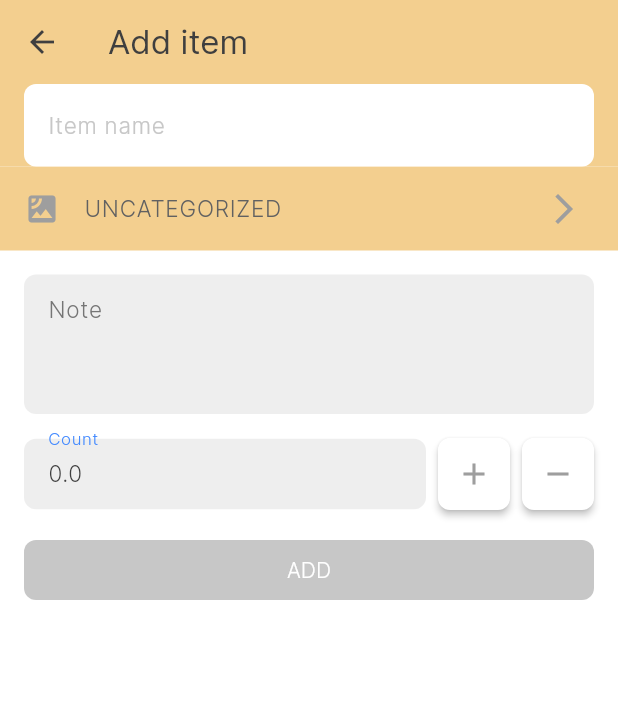
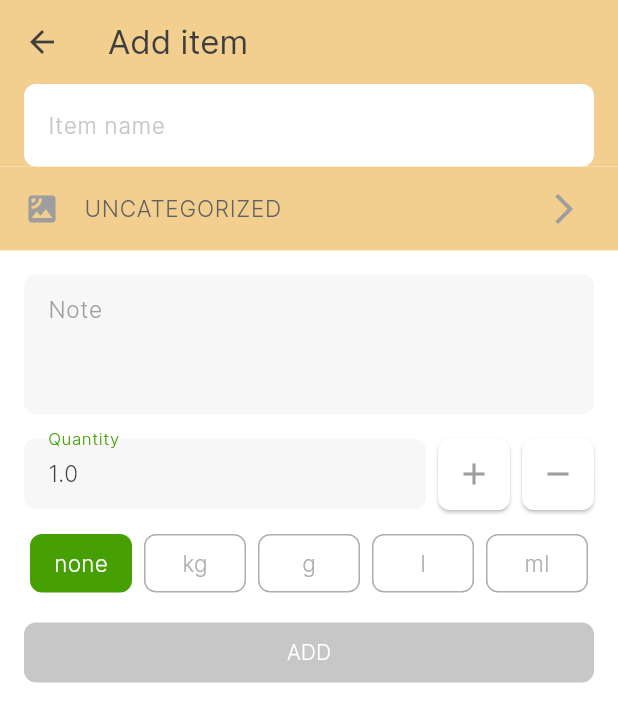
Before and after one commit to fretry1/list_it, a Flutter app: the ItemFormPage screen opened directly with empty values, after a tap on the "add" icon, on a phone screen of 412 x 824 dp. Shown: the top 722 px of the screen. Run offline on Flutter 3.47's test engine with Material 3 defaults, Android fonts, the phone set to English and light mode, and no system bars; our stand-ins replace flutter_svg.

Commit message:
progress on item form page

```diff
--- a/lib/global/style.dart
+++ b/lib/global/style.dart
@@ -2,6 +2,7 @@ import 'package:flutter/material.dart';
 import 'package:list_it/global/color.dart';
 
 class AppStyles {
+
   static final ButtonStyle defaultButton = ButtonStyle(
     backgroundColor: WidgetStateProperty.all<Color>(AppColors.green_600),
     foregroundColor: WidgetStateProperty.all<Color>(Colors.white),
@@ -11,6 +12,7 @@ class AppStyles {
       )
     )
   );
+
   static final ButtonStyle defaultDisabledButton = ButtonStyle(
       backgroundColor: WidgetStateProperty.all<Color>(AppColors.grey_300),
       foregroundColor: WidgetStateProperty.all<Color>(Colors.white),
@@ -20,4 +22,36 @@ class AppStyles {
           )
       )
   );
+
+  static InputDecoration defaultTextFieldDecoration({required String labelText, Color? color}) {
+    return InputDecoration(
+      labelText: labelText,
+      alignLabelWithHint: true,
+      labelStyle: TextStyle(color: Colors.grey[500]),
+      floatingLabelStyle: const TextStyle(color: AppColors.green_600),
+      filled: true,
+      fillColor: color ?? AppColors.grey_50,
+      enabledBorder: AppStyles.defaultEnabledBorder,
+      focusedBorder: AppStyles.defaultFocusBorder,
+      isDense: true,
+      errorBorder: OutlineInputBorder(
+        borderRadius: BorderRadius.circular(8),
+        borderSide: const BorderSide(color: AppColors.red_600),
+      ),
+      focusedErrorBorder: OutlineInputBorder(
+        borderRadius: BorderRadius.circular(8),
+        borderSide: const BorderSide(color: AppColors.red_600),
+      ),
+    );
+  }
+
+  static final OutlineInputBorder defaultEnabledBorder = OutlineInputBorder(
+    borderRadius: BorderRadius.circular(8),
+    borderSide: BorderSide.none,
+  );
+
+  static final OutlineInputBorder defaultFocusBorder = OutlineInputBorder(
+    borderRadius: BorderRadius.circular(8),
+    borderSide: const BorderSide(color: AppColors.green_600),
+  );
 }
--- a/lib/screen/add_list_page.dart
+++ b/lib/screen/add_list_page.dart
@@ -1,4 +1,5 @@
 import 'package:flutter/material.dart';
+import 'package:list_it/global/style.dart';
 import 'package:provider/provider.dart';
 
 import '../global/color.dart';
@@ -56,37 +57,9 @@ class _AddListPageState extends State<AddListPage> {
     );
   }
 
-  InputDecoration _textFieldDecoration({required String title}) {
-    return InputDecoration(
-      labelText: title,
-      alignLabelWithHint: true,
-      labelStyle: TextStyle(color: Colors.grey[600]),
-      floatingLabelStyle: const TextStyle(color: AppColors.green_600),
-      filled: true,
-      fillColor: Colors.grey[200],
-      enabledBorder: OutlineInputBorder(
-        borderRadius: BorderRadius.circular(8),
-        borderSide: BorderSide.none,
-      ),
-      focusedBorder: OutlineInputBorder(
-        borderRadius: BorderRadius.circular(8),
-        borderSide: const BorderSide(color: AppColors.green_600),
-      ),
-      errorBorder: OutlineInputBorder(
-        borderRadius: BorderRadius.circular(8),
-        borderSide: const BorderSide(color: AppColors.red_600),
-      ),
-      focusedErrorBorder: OutlineInputBorder(
-        borderRadius: BorderRadius.circular(8),
-        borderSide: const BorderSide(color: AppColors.red_600),
-      ),
-      isDense: true,
-    );
-  }
-
   TextFormField _titleField() {
     return TextFormField(
-      decoration: _textFieldDecoration(title: 'Title'),
+      decoration: AppStyles.defaultTextFieldDecoration(labelText: 'Title'),
       autofocus: true,
       onChanged: (value) {
         setState(() {
@@ -107,7 +80,7 @@ class _AddListPageState extends State<AddListPage> {
 
   TextFormField _noteField() {
     return TextFormField(
-      decoration: _textFieldDecoration(title: 'Note'),
+      decoration: AppStyles.defaultTextFieldDecoration(labelText: 'Note'),
       minLines: 3,
       maxLines: 9,
       onSaved: (value) {
--- a/lib/screen/item_form_page.dart
+++ b/lib/screen/item_form_page.dart
@@ -91,6 +91,7 @@ class _ItemFormPageState extends State<ItemFormPage> {
           _categoryTile(),
           _noteField(padding: padding),
           _countRow(padding: padding),
+          _quantityUnitSelector(padding: padding),
           _confirmButton(padding: padding),
         ],
       ),
@@ -170,23 +171,7 @@ class _ItemFormPageState extends State<ItemFormPage> {
       padding: padding,
       child: TextFormField(
         initialValue: _note,
-        decoration: InputDecoration(
-          labelText: 'Note',
-          alignLabelWithHint: true,
-          labelStyle: TextStyle(color: Colors.grey[600]),
-          floatingLabelStyle: const TextStyle(color: Colors.blueAccent),
-          filled: true,
-          fillColor: Colors.grey[200],
-          enabledBorder: OutlineInputBorder(
-            borderRadius: BorderRadius.circular(8),
-            borderSide: BorderSide.none,
-          ),
-          focusedBorder: OutlineInputBorder(
-            borderRadius: BorderRadius.circular(8),
-            borderSide: const BorderSide(color: Colors.blueAccent),
-          ),
-          isDense: true,
-        ),
+        decoration: AppStyles.defaultTextFieldDecoration(labelText: 'Note'),
         minLines: 3,
         maxLines: null,
         onSaved: (value) => _note = value ?? '',
@@ -204,22 +189,7 @@ class _ItemFormPageState extends State<ItemFormPage> {
               controller: _qtyController,
               keyboardType: TextInputType.number,
               inputFormatters: [FilteringTextInputFormatter.digitsOnly],
-              decoration: InputDecoration(
-                labelText: 'Count',
-                labelStyle: TextStyle(color: Colors.grey[600]),
-                floatingLabelStyle: const TextStyle(color: Colors.blueAccent),
-                filled: true,
-                fillColor: Colors.grey[200],
-                enabledBorder: OutlineInputBorder(
-                  borderRadius: BorderRadius.circular(8),
-                  borderSide: BorderSide.none,
-                ),
-                focusedBorder: OutlineInputBorder(
-                  borderRadius: BorderRadius.circular(8),
-                  borderSide: const BorderSide(color: Colors.blueAccent),
-                ),
-                isDense: true,
-              ),
+              decoration: AppStyles.defaultTextFieldDecoration(labelText: 'Quantity'),
               onChanged: (value) => _quantity = value.isEmpty ? 0 : double.parse(value),
               onSaved:   (value) => _quantity = double.tryParse(value ?? '') ?? 0,
             ),
@@ -229,16 +199,16 @@ class _ItemFormPageState extends State<ItemFormPage> {
 
           // Increase button
           Material(
-            elevation: 2,
+            elevation: 1,
             borderRadius: BorderRadius.circular(8),
             color: Colors.white,
             child: InkWell(
               borderRadius: BorderRadius.circular(4),
               onTap: () {
                 if (_qtyController.text.isEmpty) {
-                  _quantity = 0;
+                  _quantity = _getIncrement(_quantityUnit);
                 } else {
-                  _quantity = double.parse(_qtyController.text) + 1;
+                  _quantity = double.parse(_qtyController.text) + _getIncrement(_quantityUnit);
                 }
                 _qtyController.text = _quantity.toString();
               },
@@ -256,15 +226,15 @@ class _ItemFormPageState extends State<ItemFormPage> {
 
           // Decrease button
           Material(
-            elevation: 2,
+            elevation: 1,
             borderRadius: BorderRadius.circular(8),
             color: Colors.white,
             child: InkWell(
               borderRadius: BorderRadius.circular(4),
               onTap: () {
-                if (_qtyController.text.isEmpty || _quantity! < 1) return;
+                if (_qtyController.text.isEmpty || _quantity! == 0) return;
                 setState(() {
-                  _quantity = max(0, double.parse(_qtyController.text) - 1);
+                  _quantity = max(0, double.parse(_qtyController.text) - _getIncrement(_quantityUnit));
                   _qtyController.text = _quantity == 0 ? '' : _quantity.toString();
                 });
               },
@@ -278,6 +248,41 @@ class _ItemFormPageState extends State<ItemFormPage> {
             ),
           ),
         ],
+      ),
+    );
+  }
+
+  double _getIncrement(QuantityUnit? unit) {
+    switch (unit) {
+      case QuantityUnit.none:
+      case QuantityUnit.kg:
+      case QuantityUnit.l:
+        return 1.0;
+      case QuantityUnit.g:
+      case QuantityUnit.ml:
+        return 100.0;
+      default: return 1;
+    }
+  }
+
+  Widget _quantityUnitSelector({required EdgeInsets padding}) {
+    return Padding(
+      padding: padding,
+      child: Row(
+        mainAxisAlignment: MainAxisAlignment.spaceAround,
+        children: QuantityUnit.values.map((unit) {
+          return Expanded(
+            child: CustomRadio(
+              value: unit,
+              groupValue: _quantityUnit,
+              onChanged: (QuantityUnit? value) {
+                setState(() {
+                  _quantityUnit = value;
+                });
+              },
+            ),
+          );
+        }).toList(),
       ),
     );
   }
@@ -332,3 +337,43 @@ class _ItemFormPageState extends State<ItemFormPage> {
     }
   }
 }
+
+class CustomRadio extends StatelessWidget {
+  final QuantityUnit value;
+  final QuantityUnit? groupValue;
+  final ValueChanged<QuantityUnit?> onChanged;
+
+  const CustomRadio({
+    super.key,
+    required this.value,
+    required this.groupValue,
+    required this.onChanged
+  });
+
+  @override
+  Widget build(BuildContext context) {
+    final bool isSelected = value == groupValue;
+    return GestureDetector(
+      onTap: () => onChanged(value),
+      child: Container(
+        margin: const EdgeInsets.symmetric(horizontal: 4),
+        padding: const EdgeInsets.all(8),
+        decoration: BoxDecoration(
+          color: isSelected ? AppColors.green_600 : Colors.white,
+          borderRadius: BorderRadius.circular(8),
+          border: Border.all(
+            color: isSelected ? AppColors.green_600 : AppColors.grey_400,
+          ),
+        ),
+        child: Center(
+          child: Text(
+            value.name,
+            style: TextStyle(
+              color: isSelected ? Colors.white : AppColors.grey_400,
+            ),
+          ),
+        ),
+      ),
+    );
+  }
+}
```
